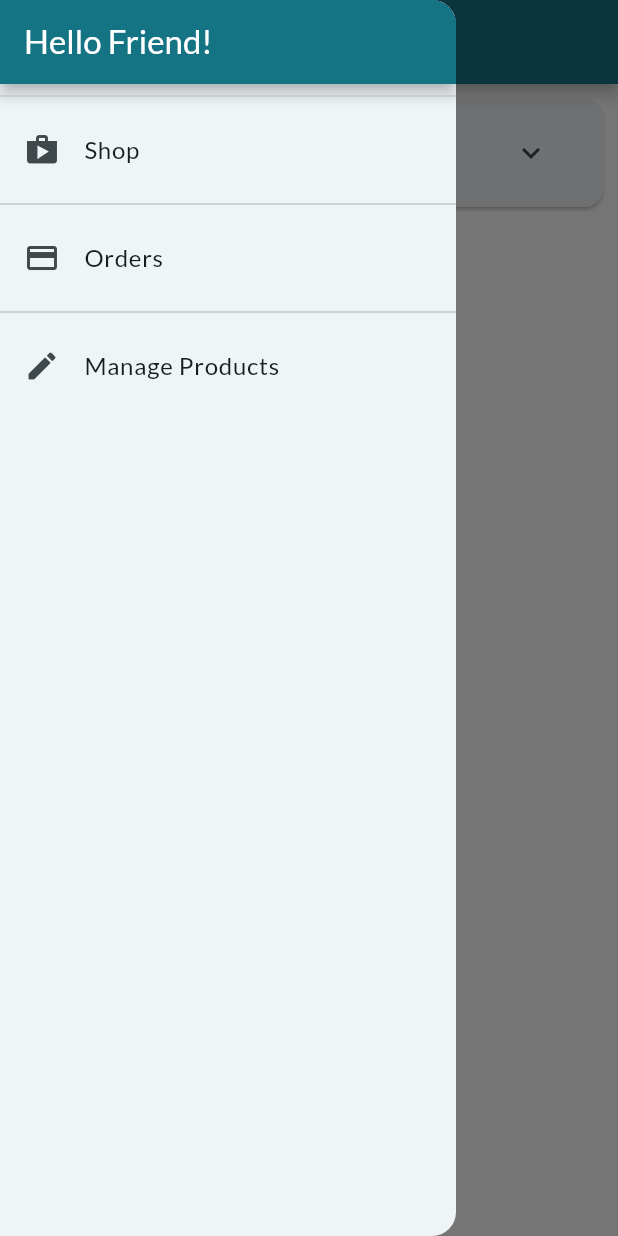
After one commit to LamSut/MyShop, a Flutter app: the OrdersScreen screen opened by its route, with the side drawer open, on a phone screen of 412 x 824 dp. The commit adds this screen. Run offline on Flutter 3.47's test engine with Material 3 defaults, Android fonts, the phone set to English and light mode, and no system bars; network calls fail.

Commit message:
Navigate with named routes

```diff
--- a/lib/ui/cart/cart_screen.dart
+++ b/lib/ui/cart/cart_screen.dart
@@ -4,6 +4,7 @@ import 'cart_manager.dart';
 import 'cart_item_card.dart';
 
 class CartScreen extends StatelessWidget {
+  static const routeName = '/cart';
   const CartScreen({super.key});
 
   @override
--- a/lib/ui/orders/orders_screen.dart
+++ b/lib/ui/orders/orders_screen.dart
@@ -1,9 +1,10 @@
 import 'package:flutter/material.dart';
-
 import 'orders_manager.dart';
 import 'order_item_card.dart';
+import '../shared/app_drawer.dart';
 
 class OrdersScreen extends StatelessWidget {
+  static const routeName = '/orders';
   const OrdersScreen({super.key});
 
   @override
@@ -14,6 +15,7 @@ class OrdersScreen extends StatelessWidget {
       appBar: AppBar(
         title: const Text('Your Orders'),
       ),
+      drawer: const AppDrawer(),
       body: ListView.builder(
         itemCount: ordersManager.orderCount,
         itemBuilder: (ctx, i) => OrderItemCard(ordersManager.orders[i]),
--- a/lib/ui/products/product_detail_screen.dart
+++ b/lib/ui/products/product_detail_screen.dart
@@ -2,6 +2,7 @@ import 'package:flutter/material.dart';
 import '../../models/product.dart';
 
 class ProductDetailScreen extends StatefulWidget {
+  static const routeName = '/product_detail';
   const ProductDetailScreen(this.product, {super.key});
 
   final Product product;
--- a/lib/ui/products/user_products_screen.dart
+++ b/lib/ui/products/user_products_screen.dart
@@ -1,8 +1,10 @@
 import 'package:flutter/material.dart';
 import 'user_product_list_tile.dart';
 import 'products_manager.dart';
+import '../shared/app_drawer.dart';
 
 class UserProductsScreen extends StatelessWidget {
+  static const routeName = '/user_products';
   const UserProductsScreen({super.key});
 
   @override
@@ -19,6 +21,8 @@ class UserProductsScreen extends StatelessWidget {
           ),
         ],
       ),
+      // Add Drawer
+      drawer: const AppDrawer(),
       body: const UserProductList(),
     );
   }
--- /dev/null
+++ b/lib/ui/screens.dart
@@ -0,0 +1,8 @@
+export 'products/products_overview_screen.dart';
+export 'products/product_detail_screen.dart';
+export 'products/user_products_screen.dart';
+export 'products/products_manager.dart';
+export 'orders/orders_screen.dart';
+export 'orders/orders_manager.dart';
+export 'cart/cart_screen.dart';
+export 'cart/cart_manager.dart';
--- /dev/null
+++ b/lib/ui/shared/app_drawer.dart
@@ -0,0 +1,48 @@
+import 'package:flutter/material.dart';
+
+import '../orders/orders_screen.dart';
+import '../products/user_products_screen.dart';
+
+class AppDrawer extends StatelessWidget {
+  const AppDrawer({super.key});
+
+  @override
+  Widget build(BuildContext context) {
+    return Drawer(
+      child: Column(
+        children: <Widget>[
+          AppBar(
+            title: const Text('Hello Friend!'),
+            automaticallyImplyLeading: false,
+          ),
+          const Divider(),
+          ListTile(
+            leading: const Icon(Icons.shop),
+            title: const Text('Shop'),
+            onTap: () {
+              Navigator.of(context).pushReplacementNamed('/');
+            },
+          ),
+          const Divider(),
+          ListTile(
+            leading: const Icon(Icons.payment),
+            title: const Text('Orders'),
+            onTap: () {
+              Navigator.of(context)
+                  .pushReplacementNamed(OrdersScreen.routeName);
+            },
+          ),
+          const Divider(),
+          ListTile(
+            leading: const Icon(Icons.edit),
+            title: const Text('Manage Products'),
+            onTap: () {
+              Navigator.of(context)
+                  .pushReplacementNamed(UserProductsScreen.routeName);
+            },
+          ),
+        ],
+      ),
+    );
+  }
+}
```
Also changed, not shown: lib/main.dart (+34 -6 lines), lib/ui/products/product_grid_tile.dart (+4 -5 lines), lib/ui/products/products_manager.dart (+8 -0 lines), lib/ui/products/products_overview_screen.dart (+6 -1 lines).
